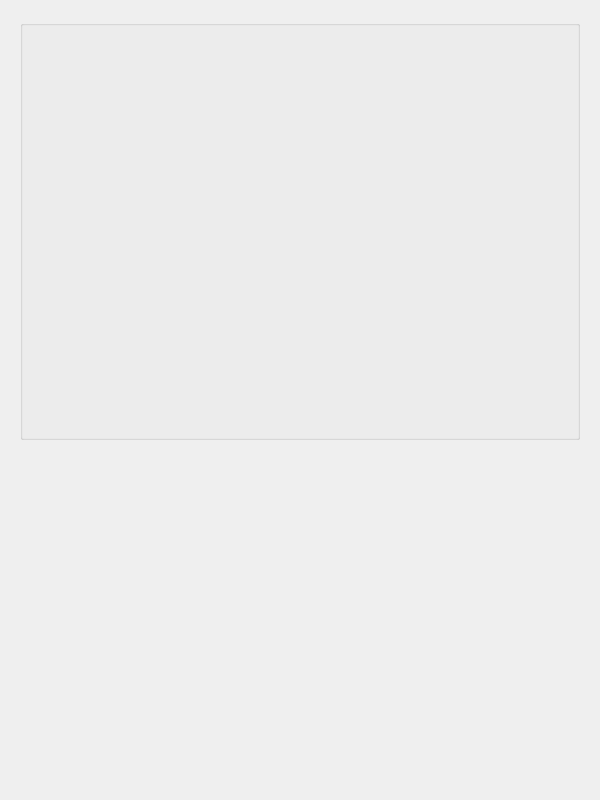
This is src/Hammerhead/layouts/layoutMain.ui in Dani-Darko/Hammerhead as Qt 5 draws it before an edit. The edited form follows.
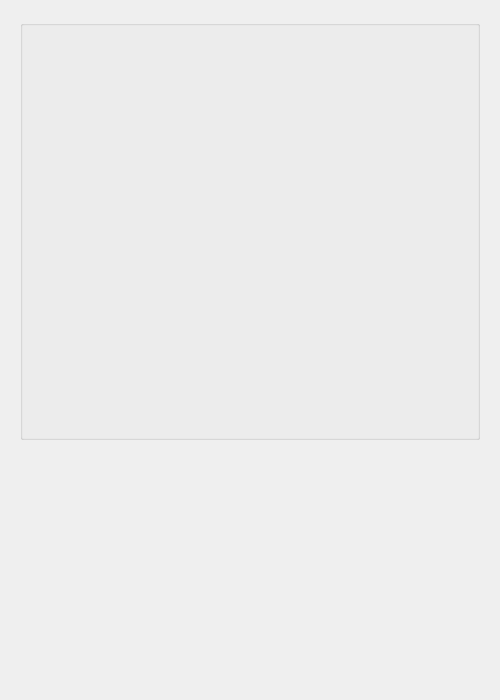
This is the edited form.

```diff
--- a/src/Hammerhead/layouts/layoutMain.ui
+++ b/src/Hammerhead/layouts/layoutMain.ui
@@ -6,8 +6,8 @@
    <rect>
     <x>0</x>
     <y>0</y>
-    <width>600</width>
-    <height>800</height>
+    <width>500</width>
+    <height>700</height>
    </rect>
   </property>
   <property name="mouseTracking">
@@ -41,7 +41,7 @@
      <rect>
       <x>20</x>
       <y>20</y>
-      <width>560</width>
+      <width>460</width>
       <height>420</height>
      </rect>
     </property>
@@ -52,8 +52,8 @@
    <widget class="QLabel" name="labelButtonSM">
     <property name="geometry">
      <rect>
-      <x>74</x>
-      <y>550</y>
+      <x>80</x>
+      <y>562</y>
       <width>100</width>
       <height>115</height>
      </rect>
@@ -65,59 +65,11 @@
      <string/>
     </property>
    </widget>
-   <widget class="QLabel" name="labelButtonPred">
-    <property name="geometry">
-     <rect>
-      <x>47</x>
-      <y>675</y>
-      <width>50</width>
-      <height>58</height>
-     </rect>
-    </property>
-    <property name="mouseTracking">
-     <bool>true</bool>
-    </property>
-    <property name="text">
-     <string/>
-    </property>
-   </widget>
-   <widget class="QLabel" name="labelButtonGraph">
-    <property name="geometry">
-     <rect>
-      <x>20</x>
-      <y>722</y>
-      <width>50</width>
-      <height>58</height>
-     </rect>
-    </property>
-    <property name="mouseTracking">
-     <bool>true</bool>
-    </property>
-    <property name="text">
-     <string/>
-    </property>
-   </widget>
-   <widget class="QLabel" name="labelButtonOptim">
-    <property name="geometry">
-     <rect>
-      <x>74</x>
-      <y>722</y>
-      <width>50</width>
-      <height>58</height>
-     </rect>
-    </property>
-    <property name="mouseTracking">
-     <bool>true</bool>
-    </property>
-    <property name="text">
-     <string/>
-    </property>
-   </widget>
    <widget class="QLabel" name="labelButtonStart">
     <property name="geometry">
      <rect>
-      <x>530</x>
-      <y>722</y>
+      <x>430</x>
+      <y>622</y>
       <width>50</width>
       <height>58</height>
      </rect>
@@ -129,13 +81,13 @@
      <string/>
     </property>
    </widget>
-   <widget class="QLabel" name="labelButtonSetup">
+   <widget class="QLabel" name="labelButtonSM">
     <property name="geometry">
      <rect>
-      <x>476</x>
-      <y>722</y>
-      <width>50</width>
-      <height>58</height>
+      <x>140</x>
+      <y>460</y>
+      <width>100</width>
+      <height>115</height>
      </rect>
     </property>
     <property name="mouseTracking">
```
Left out of the diff: 55 changed lines with no effect on the pictures.
